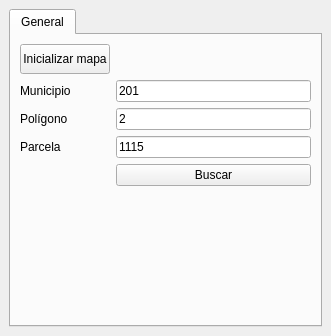
Before: the Qt Designer form RrtnUtils/rrtn_utils_dockwidget_base.ui in carriaga/rrtn-utils, drawn with Qt 5.
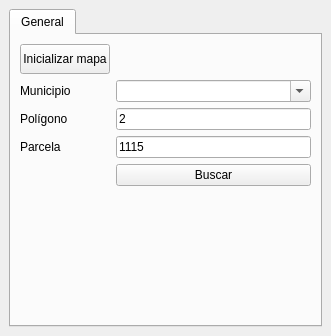
After: the same form once the commit is applied.

Commit message: Añadido control ComboBox para  municipios de Navarra.

Diff of the .ui file:
```diff
--- a/RrtnUtils/rrtn_utils_dockwidget_base.ui
+++ b/RrtnUtils/rrtn_utils_dockwidget_base.ui
@@ -37,6 +37,9 @@
         <string>General</string>
        </attribute>
        <layout class="QFormLayout" name="formLayout">
+        <property name="fieldGrowthPolicy">
+         <enum>QFormLayout::AllNonFixedFieldsGrow</enum>
+        </property>
         <item row="0" column="0">
          <widget class="QPushButton" name="btnInitMap">
           <property name="minimumSize">
@@ -62,13 +65,6 @@
           </property>
          </widget>
         </item>
-        <item row="2" column="1">
-         <widget class="QLineEdit" name="leMunicipio">
-          <property name="text">
-           <string>201</string>
-          </property>
-         </widget>
-        </item>
         <item row="2" column="0">
          <widget class="QLabel" name="label">
           <property name="text">
@@ -76,6 +72,13 @@
           </property>
          </widget>
         </item>
+        <item row="2" column="1">
+         <widget class="QComboBox" name="cmbMunicipios">
+          <property name="editable">
+           <bool>true</bool>
+          </property>
+         </widget>
+        </item>
         <item row="3" column="0">
          <widget class="QLabel" name="label_2">
           <property name="text">
```
Left out of the diff: 10 changed lines with no effect on the pictures. The commit also changes 2 other files.
